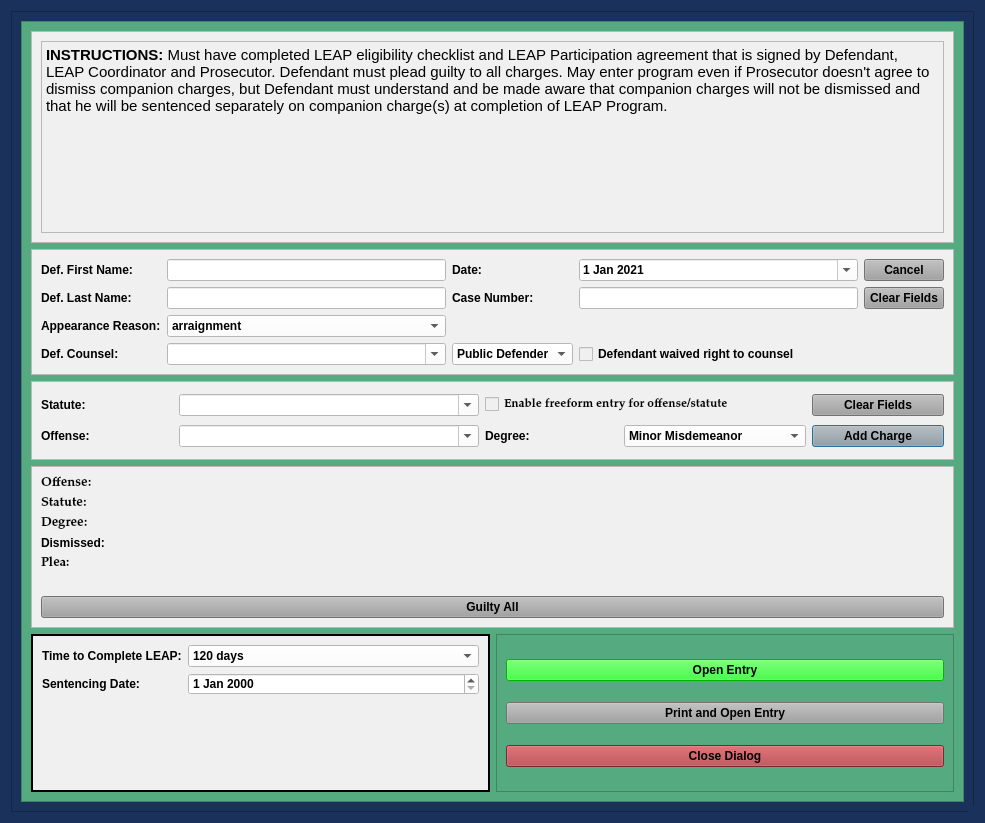
Old version of the form package/views/ui/LeapPleaLongDialog.ui in the repository HunterProgram22/MuniEntry.
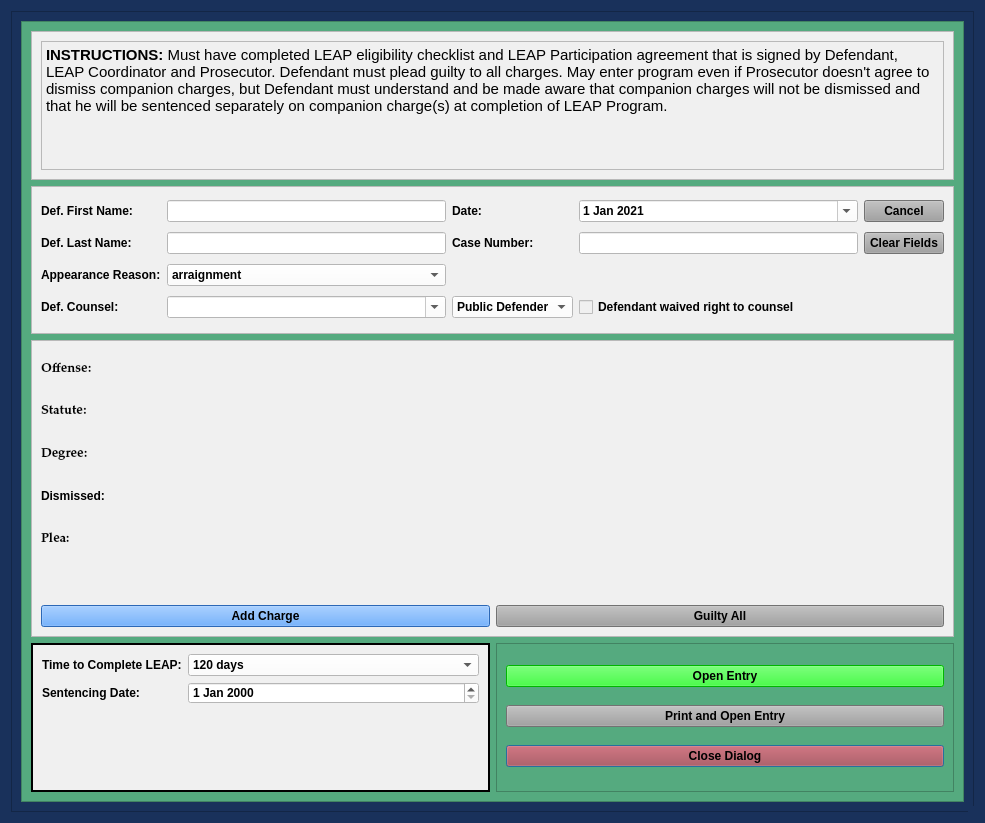
New version of the form.

Commit message: Leap Dialogs updated for add charge.

```diff
--- a/package/views/ui/LeapPleaLongDialog.ui
+++ b/package/views/ui/LeapPleaLongDialog.ui
@@ -177,11 +177,274 @@
           <rect>
            <x>0</x>
            <y>0</y>
-           <width>920</width>
-           <height>827</height>
+           <width>941</width>
+           <height>779</height>
           </rect>
          </property>
-         <layout class="QGridLayout" name="gridLayout_6" rowstretch="0,1,1,2,2">
+         <layout class="QGridLayout" name="gridLayout_6" rowstretch="1,1,2,1">
+          <item row="3" column="0">
+           <widget class="QFrame" name="frame_5">
+            <property name="styleSheet">
+             <string notr="true">background-color: rgb(240, 240, 240);</string>
+            </property>
+            <property name="frameShape">
+             <enum>QFrame::Box</enum>
+            </property>
+            <property name="frameShadow">
+             <enum>QFrame::Plain</enum>
+            </property>
+            <property name="lineWidth">
+             <number>2</number>
+            </property>
+            <layout class="QFormLayout" name="formLayout">
+             <item row="0" column="0">
+              <widget class="QLabel" name="label_10">
+               <property name="text">
+                <string>Time to Complete LEAP:</string>
+               </property>
+              </widget>
+             </item>
+             <item row="0" column="1">
+              <widget class="QComboBox" name="time_to_complete_box">
+               <property name="styleSheet">
+                <string notr="true">background-color: rgb(255, 255, 255);</string>
+               </property>
+               <item>
+                <property name="text">
+                 <string>120 days</string>
+                </property>
+               </item>
+               <item>
+                <property name="text">
+                 <string>forthwith</string>
+                </property>
+               </item>
+              </widget>
+             </item>
+             <item row="1" column="0">
+              <widget class="QLabel" name="label_19">
+               <property name="text">
+                <string>Sentencing Date:</string>
+               </property>
+              </widget>
+             </item>
+             <item row="1" column="1">
+              <widget class="QDateEdit" name="sentencing_date">
+               <property name="styleSheet">
+                <string notr="true">background-color: rgb(255, 255, 255);</string>
+               </property>
+              </widget>
+             </item>
+            </layout>
+           </widget>
+          </item>
+          <item row="3" column="1">
+           <widget class="QFrame" name="frame_7">
+            <property name="frameShape">
+             <enum>QFrame::StyledPanel</enum>
+            </property>
+            <property name="frameShadow">
+             <enum>QFrame::Raised</enum>
+            </property>
+            <layout class="QGridLayout" name="gridLayout_5">
+             <item row="1" column="0" colspan="2">
+              <widget class="QPushButton" name="print_entry_Button">
+               <property name="styleSheet">
+                <string notr="true">background-color: rgb(160, 160, 160);
+font: 75 11pt &quot;Palatino Linotype&quot;;
+font-weight: bold;</string>
+               </property>
+               <property name="text">
+                <string>Print and Open Entry</string>
+               </property>
+               <property name="autoDefault">
+                <bool>false</bool>
+               </property>
+              </widget>
+             </item>
+             <item row="0" column="0" colspan="2">
+              <widget class="QPushButton" name="create_entry_Button">
+               <property name="styleSheet">
+                <string notr="true">background-color: rgb(0, 255, 0);
+font: 75 11pt &quot;Palatino Linotype&quot;;
+font-weight: bold;</string>
+               </property>
+               <property name="text">
+                <string>Open Entry</string>
+               </property>
+               <property name="autoDefault">
+                <bool>false</bool>
+               </property>
+              </widget>
+             </item>
+             <item row="2" column="0" colspan="2">
+              <widget class="QPushButton" name="close_dialog_Button">
+               <property name="styleSheet">
+                <string notr="true">background-color: rgb(170, 58, 63);
+font: 75 11pt &quot;Palatino Linotype&quot;;
+font-weight: bold;</string>
+               </property>
+               <property name="text">
+                <string>Close Dialog</string>
+               </property>
+              </widget>
+             </item>
+            </layout>
+           </widget>
+          </item>
+          <item row="2" column="0" colspan="2">
+           <widget class="QFrame" name="frame_6">
+            <property name="styleSheet">
+             <string notr="true">background-color: rgb(240, 240, 240);</string>
+            </property>
+            <property name="frameShape">
+             <enum>QFrame::StyledPanel</enum>
+            </property>
+            <property name="frameShadow">
+             <enum>QFrame::Raised</enum>
+            </property>
+            <layout class="QGridLayout" name="gridLayout_2">
+             <item row="0" column="0" colspan="2">
+              <layout class="QGridLayout" name="charges_gridLayout">
+               <item row="1" column="0">
+                <widget class="QLabel" name="label_20">
+                 <property name="font">
+                  <font>
+                   <family>Palatino Linotype</family>
+                   <pointsize>10</pointsize>
+                   <weight>75</weight>
+                   <italic>false</italic>
+                   <bold>true</bold>
+                  </font>
+                 </property>
+                 <property name="text">
+                  <string>Statute:</string>
+                 </property>
+                </widget>
+               </item>
+               <item row="4" column="0">
+                <widget class="QLabel" name="plea_label_1">
+                 <property name="font">
+                  <font>
+                   <family>Palatino Linotype</family>
+                   <pointsize>10</pointsize>
+                   <weight>75</weight>
+                   <italic>false</italic>
+                   <bold>true</bold>
+                  </font>
+                 </property>
+                 <property name="text">
+                  <string>Plea:</string>
+                 </property>
+                </widget>
+               </item>
+               <item row="2" column="0">
+                <widget class="QLabel" name="label_21">
+                 <property name="font">
+                  <font>
+                   <family>Palatino Linotype</family>
+                   <pointsize>10</pointsize>
+                   <weight>75</weight>
+                   <italic>false</italic>
+                   <bold>true</bold>
+                  </font>
+                 </property>
+                 <property name="text">
+                  <string>Degree:</string>
+                 </property>
+                </widget>
+               </item>
+               <item row="0" column="0">
+                <widget class="QLabel" name="offense_label_1">
+                 <property name="font">
+                  <font>
+                   <family>Palatino Linotype</family>
+                   <pointsize>10</pointsize>
+                   <weight>75</weight>
+                   <italic>false</italic>
+                   <bold>true</bold>
+                  </font>
+                 </property>
+                 <property name="text">
+                  <string>Offense:</string>
+                 </property>
+                 <property name="wordWrap">
+                  <bool>true</bool>
+                 </property>
+                </widget>
+               </item>
+               <item row="5" column="0">
+                <widget class="QLabel" name="label_4">
+                 <property name="text">
+                  <string/>
+                 </property>
+                </widget>
+               </item>
+               <item row="3" column="0">
+                <widget class="QLabel" name="label_5">
+                 <property name="text">
+                  <string>Dismissed:</string>
+                 </property>
+                </widget>
+               </item>
+              </layout>
+             </item>
+             <item row="1" column="0">
+              <widget class="QPushButton" name="add_charge_Button">
+               <property name="styleSheet">
+                <string notr="true">background-color: rgb(62, 146, 255);
+font: 75 11pt &quot;Palatino Linotype&quot;;
+font-weight: bold;</string>
+               </property>
+               <property name="text">
+                <string>Add Charge</string>
+               </property>
+              </widget>
+             </item>
+             <item row="1" column="1">
+              <widget class="QPushButton" name="guilty_all_Button">
+               <property name="focusPolicy">
+                <enum>Qt::NoFocus</enum>
+               </property>
+               <property name="styleSheet">
+                <string notr="true">background-color: rgb(160, 160, 160);
+font: 75 11pt &quot;Palatino Linotype&quot;;
+font-weight: bold;</string>
+               </property>
+               <property name="text">
+                <string>Guilty All</string>
+               </property>
+              </widget>
+             </item>
+            </layout>
+           </widget>
+          </item>
+          <item row="0" column="0" colspan="2">
+           <widget class="QFrame" name="frame_2">
+            <property name="styleSheet">
+             <string notr="true">background-color: rgb(240, 240, 240);</string>
+            </property>
+            <property name="frameShape">
+             <enum>QFrame::StyledPanel</enum>
+            </property>
+            <property name="frameShadow">
+             <enum>QFrame::Raised</enum>
+            </property>
+            <layout class="QVBoxLayout" name="verticalLayout_3">
+             <item>
+              <widget class="QTextBrowser" name="textBrowser">
+               <property name="html">
+                <string>&lt;!DOCTYPE HTML PUBLIC &quot;-//W3C//DTD HTML 4.0//EN&quot; &quot;http://www.w3.org/TR/REC-html40/strict.dtd&quot;&gt;
+&lt;html&gt;&lt;head&gt;&lt;meta name=&quot;qrichtext&quot; content=&quot;1&quot; /&gt;&lt;style type=&quot;text/css&quot;&gt;
+p, li { white-space: pre-wrap; }
+&lt;/style&gt;&lt;/head&gt;&lt;body style=&quot; font-family:'Palatino Linotype'; font-size:10pt; font-weight:600; font-style:normal;&quot;&gt;
+&lt;p style=&quot; margin-top:0px; margin-bottom:0px; margin-left:0px; margin-right:0px; -qt-block-indent:0; text-indent:0px;&quot;&gt;&lt;span style=&quot; font-size:11pt;&quot;&gt;INSTRUCTIONS: &lt;/span&gt;&lt;span style=&quot; font-size:11pt; font-weight:400;&quot;&gt;Must have completed LEAP eligibility checklist and LEAP Participation agreement that is signed by Defendant, LEAP Coordinator and Prosecutor. Defendant must plead guilty to all charges. May enter program even if Prosecutor doesn't agree to dismiss companion charges, but Defendant must understand and be made aware that companion charges will not be dismissed and that he will be sentenced separately on companion charge(s) at completion of LEAP Program.&lt;/span&gt;&lt;/p&gt;&lt;/body&gt;&lt;/html&gt;</string>
+               </property>
+              </widget>
+             </item>
+            </layout>
+           </widget>
+          </item>
           <item row="1" column="0" colspan="2">
            <widget class="QFrame" name="case_name_Frame">
             <property name="sizePolicy">
@@ -400,411 +663,6 @@
             </layout>
            </widget>
           </item>
-          <item row="2" column="0" colspan="2">
-           <widget class="QFrame" name="frame">
-            <property name="styleSheet">
-             <string notr="true">background-color: rgb(240, 240, 240);</string>
-            </property>
-            <property name="frameShape">
-             <enum>QFrame::StyledPanel</enum>
-            </property>
-            <property name="frameShadow">
-             <enum>QFrame::Raised</enum>
-            </property>
-            <layout class="QGridLayout" name="gridLayout_2">
-             <item row="0" column="0">
-              <widget class="QLabel" name="label_6">
-               <property name="text">
-                <string>Statute:</string>
-               </property>
-              </widget>
-             </item>
-             <item row="0" column="1">
-              <widget class="QComboBox" name="statute_choice_box">
-               <property name="enabled">
-                <bool>true</bool>
-               </property>
-               <property name="minimumSize">
-                <size>
-                 <width>300</width>
-                 <height>0</height>
-                </size>
-               </property>
-               <property name="focusPolicy">
-                <enum>Qt::WheelFocus</enum>
-               </property>
-               <property name="styleSheet">
-                <string notr="true">background-color: rgb(255, 255, 255);</string>
-               </property>
-               <property name="editable">
-                <bool>true</bool>
-               </property>
-              </widget>
-             </item>
-             <item row="0" column="2" colspan="2">
-              <widget class="QCheckBox" name="freeform_entry_checkBox">
-               <property name="font">
-                <font>
-                 <family>Palatino Linotype</family>
-                 <pointsize>9</pointsize>
-                 <weight>9</weight>
-                 <italic>false</italic>
-                 <bold>false</bold>
-                </font>
-               </property>
-               <property name="focusPolicy">
-                <enum>Qt::NoFocus</enum>
-               </property>
-               <property name="styleSheet">
-                <string notr="true">font: 75 9pt &quot;Palatino Linotype&quot;;</string>
-               </property>
-               <property name="text">
-                <string>Enable freeform entry for offense/statute</string>
-               </property>
-              </widget>
-             </item>
-             <item row="0" column="4">
-              <widget class="QPushButton" name="clear_fields_charge_Button">
-               <property name="focusPolicy">
-                <enum>Qt::NoFocus</enum>
-               </property>
-               <property name="styleSheet">
-                <string notr="true">background-color: rgb(160, 160, 160);</string>
-               </property>
-               <property name="text">
-                <string>Clear Fields</string>
-               </property>
-              </widget>
-             </item>
-             <item row="1" column="0">
-              <widget class="QLabel" name="label_15">
-               <property name="text">
-                <string>Offense:</string>
-               </property>
-              </widget>
-             </item>
-             <item row="1" column="1">
-              <widget class="QComboBox" name="offense_choice_box">
-               <property name="minimumSize">
-                <size>
-                 <width>300</width>
-                 <height>0</height>
-                </size>
-               </property>
-               <property name="styleSheet">
-                <string notr="true">background-color: rgb(255, 255, 255);</string>
-               </property>
-               <property name="editable">
-                <bool>true</bool>
-               </property>
-              </widget>
-             </item>
-             <item row="1" column="2">
-              <widget class="QLabel" name="label_23">
-               <property name="text">
-                <string>Degree:</string>
-               </property>
-              </widget>
-             </item>
-             <item row="1" column="3">
-              <widget class="QComboBox" name="degree_choice_box">
-               <property name="enabled">
-                <bool>true</bool>
-               </property>
-               <property name="focusPolicy">
-                <enum>Qt::NoFocus</enum>
-               </property>
-               <property name="styleSheet">
-                <string notr="true">background-color: rgb(255, 255, 255);</string>
-               </property>
-               <item>
-                <property name="text">
-                 <string>Minor Misdemeanor</string>
-                </property>
-               </item>
-               <item>
-                <property name="text">
-                 <string>M1</string>
-                </property>
-               </item>
-               <item>
-                <property name="text">
-                 <string>M2</string>
-                </property>
-               </item>
-               <item>
-                <property name="text">
-                 <string>M3</string>
-                </property>
-               </item>
-               <item>
-                <property name="text">
-                 <string>M4</string>
-                </property>
-               </item>
-               <item>
-                <property name="text">
-                 <string>Unclassified Misdemeanor</string>
-                </property>
-               </item>
-              </widget>
-             </item>
-             <item row="1" column="4">
-              <widget class="QPushButton" name="add_charge_Button">
-               <property name="styleSheet">
-                <string notr="true">background-color: rgb(160, 160, 160);</string>
-               </property>
-               <property name="text">
-                <string>Add Charge</string>
-               </property>
-              </widget>
-             </item>
-            </layout>
-           </widget>
-          </item>
-          <item row="4" column="0">
-           <widget class="QFrame" name="frame_5">
-            <property name="styleSheet">
-             <string notr="true">background-color: rgb(240, 240, 240);</string>
-            </property>
-            <property name="frameShape">
-             <enum>QFrame::Box</enum>
-            </property>
-            <property name="frameShadow">
-             <enum>QFrame::Plain</enum>
-            </property>
-            <property name="lineWidth">
-             <number>2</number>
-            </property>
-            <layout class="QFormLayout" name="formLayout">
-             <item row="0" column="0">
-              <widget class="QLabel" name="label_10">
-               <property name="text">
-                <string>Time to Complete LEAP:</string>
-               </property>
-              </widget>
-             </item>
-             <item row="0" column="1">
-              <widget class="QComboBox" name="time_to_complete_box">
-               <property name="styleSheet">
-                <string notr="true">background-color: rgb(255, 255, 255);</string>
-               </property>
-               <item>
-                <property name="text">
-                 <string>120 days</string>
-                </property>
-               </item>
-               <item>
-                <property name="text">
-                 <string>forthwith</string>
-                </property>
-               </item>
-              </widget>
-             </item>
-             <item row="1" column="0">
-              <widget class="QLabel" name="label_19">
-               <property name="text">
-                <string>Sentencing Date:</string>
-               </property>
-              </widget>
-             </item>
-             <item row="1" column="1">
-              <widget class="QDateEdit" name="sentencing_date">
-               <property name="styleSheet">
-                <string notr="true">background-color: rgb(255, 255, 255);</string>
-               </property>
-              </widget>
-             </item>
-            </layout>
-           </widget>
-          </item>
-          <item row="4" column="1">
-           <widget class="QFrame" name="frame_7">
-            <property name="frameShape">
-             <enum>QFrame::StyledPanel</enum>
-            </property>
-            <property name="frameShadow">
-             <enum>QFrame::Raised</enum>
-            </property>
-            <layout class="QGridLayout" name="gridLayout_5">
-             <item row="1" column="0" colspan="2">
-              <widget class="QPushButton" name="print_entry_Button">
-               <property name="styleSheet">
-                <string notr="true">background-color: rgb(160, 160, 160);</string>
-               </property>
-               <property name="text">
-                <string>Print and Open Entry</string>
-               </property>
-               <property name="autoDefault">
-                <bool>false</bool>
-               </property>
-              </widget>
-             </item>
-             <item row="0" column="0" colspan="2">
-              <widget class="QPushButton" name="create_entry_Button">
-               <property name="styleSheet">
-                <string notr="true">background-color: rgb(0, 255, 0);</string>
-               </property>
-               <property name="text">
-                <string>Open Entry</string>
-               </property>
-               <property name="autoDefault">
-                <bool>false</bool>
-               </property>
-              </widget>
-             </item>
-             <item row="2" column="0" colspan="2">
-              <widget class="QPushButton" name="close_dialog_Button">
-               <property name="styleSheet">
-                <string notr="true">background-color: rgb(170, 58, 63);</string>
-               </property>
-               <property name="text">
-                <string>Close Dialog</string>
-               </property>
-              </widget>
-             </item>
-            </layout>
-           </widget>
-          </item>
-          <item row="0" column="0" colspan="2">
-           <widget class="QFrame" name="frame_2">
-            <property name="styleSheet">
-             <string notr="true">background-color: rgb(240, 240, 240);</string>
-            </property>
-            <property name="frameShape">
-             <enum>QFrame::StyledPanel</enum>
-            </property>
-            <property name="frameShadow">
-             <enum>QFrame::Raised</enum>
-            </property>
-            <layout class="QVBoxLayout" name="verticalLayout_3">
-             <item>
-              <widget class="QTextBrowser" name="textBrowser">
-               <property name="html">
-                <string>&lt;!DOCTYPE HTML PUBLIC &quot;-//W3C//DTD HTML 4.0//EN&quot; &quot;http://www.w3.org/TR/REC-html40/strict.dtd&quot;&gt;
-&lt;html&gt;&lt;head&gt;&lt;meta name=&quot;qrichtext&quot; content=&quot;1&quot; /&gt;&lt;style type=&quot;text/css&quot;&gt;
-p, li { white-space: pre-wrap; }
-&lt;/style&gt;&lt;/head&gt;&lt;body style=&quot; font-family:'Palatino Linotype'; font-size:10pt; font-weight:600; font-style:normal;&quot;&gt;
-&lt;p style=&quot; margin-top:0px; margin-bottom:0px; margin-left:0px; margin-right:0px; -qt-block-indent:0; text-indent:0px;&quot;&gt;&lt;span style=&quot; font-size:11pt;&quot;&gt;INSTRUCTIONS: &lt;/span&gt;&lt;span style=&quot; font-size:11pt; font-weight:400;&quot;&gt;Must have completed LEAP eligibility checklist and LEAP Participation agreement that is signed by Defendant, LEAP Coordinator and Prosecutor. Defendant must plead guilty to all charges. May enter program even if Prosecutor doesn't agree to dismiss companion charges, but Defendant must understand and be made aware that companion charges will not be dismissed and that he will be sentenced separately on companion charge(s) at completion of LEAP Program.&lt;/span&gt;&lt;/p&gt;&lt;/body&gt;&lt;/html&gt;</string>
-               </property>
-              </widget>
-             </item>
-            </layout>
-           </widget>
-          </item>
-          <item row="3" column="0" colspan="2">
-           <widget class="QFrame" name="frame_6">
-            <property name="styleSheet">
-             <string notr="true">background-color: rgb(240, 240, 240);</string>
-            </property>
-            <property name="frameShape">
-             <enum>QFrame::StyledPanel</enum>
-            </property>
-            <property name="frameShadow">
-             <enum>QFrame::Raised</enum>
-            </property>
-            <layout class="QGridLayout" name="gridLayout_3">
-             <item row="0" column="0">
-              <layout class="QGridLayout" name="charges_gridLayout">
-               <item row="1" column="0">
-                <widget class="QLabel" name="label_20">
-                 <property name="font">
-                  <font>
-                   <family>Palatino Linotype</family>
-                   <pointsize>10</pointsize>
-                   <weight>75</weight>
-                   <italic>false</italic>
-                   <bold>true</bold>
-                  </font>
-                 </property>
-                 <property name="text">
-                  <string>Statute:</string>
-                 </property>
-                </widget>
-               </item>
-               <item row="4" column="0">
-                <widget class="QLabel" name="plea_label_1">
-                 <property name="font">
-                  <font>
-                   <family>Palatino Linotype</family>
-                   <pointsize>10</pointsize>
-                   <weight>75</weight>
-                   <italic>false</italic>
-                   <bold>true</bold>
-                  </font>
-                 </property>
-                 <property name="text">
-                  <string>Plea:</string>
-                 </property>
-                </widget>
-               </item>
-               <item row="2" column="0">
-                <widget class="QLabel" name="label_21">
-                 <property name="font">
-                  <font>
-                   <family>Palatino Linotype</family>
-                   <pointsize>10</pointsize>
-                   <weight>75</weight>
-                   <italic>false</italic>
-                   <bold>true</bold>
-                  </font>
-                 </property>
-                 <property name="text">
-                  <string>Degree:</string>
-                 </property>
-                </widget>
-               </item>
-               <item row="0" column="0">
-                <widget class="QLabel" name="offense_label_1">
-                 <property name="font">
-                  <font>
-                   <family>Palatino Linotype</family>
-                   <pointsize>10</pointsize>
-                   <weight>75</weight>
-                   <italic>false</italic>
-                   <bold>true</bold>
-                  </font>
-                 </property>
-                 <property name="text">
-                  <string>Offense:</string>
-                 </property>
-                 <property name="wordWrap">
-                  <bool>true</bool>
-                 </property>
-                </widget>
-               </item>
-               <item row="5" column="0">
-                <widget class="QLabel" name="label_4">
-                 <property name="text">
-                  <string/>
-                 </property>
-                </widget>
-               </item>
-               <item row="3" column="0">
-                <widget class="QLabel" name="label_5">
-                 <property name="text">
-                  <string>Dismissed:</string>
-                 </property>
-                </widget>
-               </item>
-              </layout>
-             </item>
-             <item row="1" column="0">
-              <widget class="QPushButton" name="guilty_all_Button">
-               <property name="focusPolicy">
-                <enum>Qt::NoFocus</enum>
-               </property>
-               <property name="styleSheet">
-                <string notr="true">background-color: rgb(160, 160, 160);</string>
-               </property>
-               <property name="text">
-                <string>Guilty All</string>
-               </property>
-              </widget>
-             </item>
-            </layout>
-           </widget>
-          </item>
          </layout>
         </widget>
        </widget>
```
Left out of the diff: 3 changed lines with no effect on the pictures. The commit also changes 7 other files.
